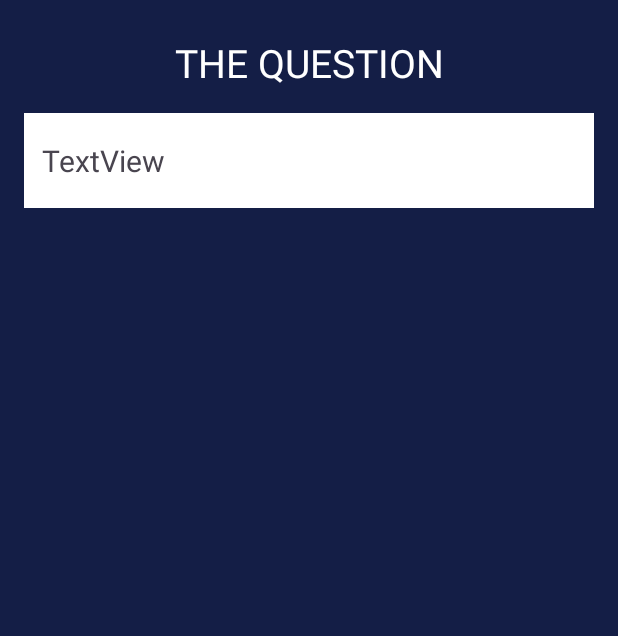
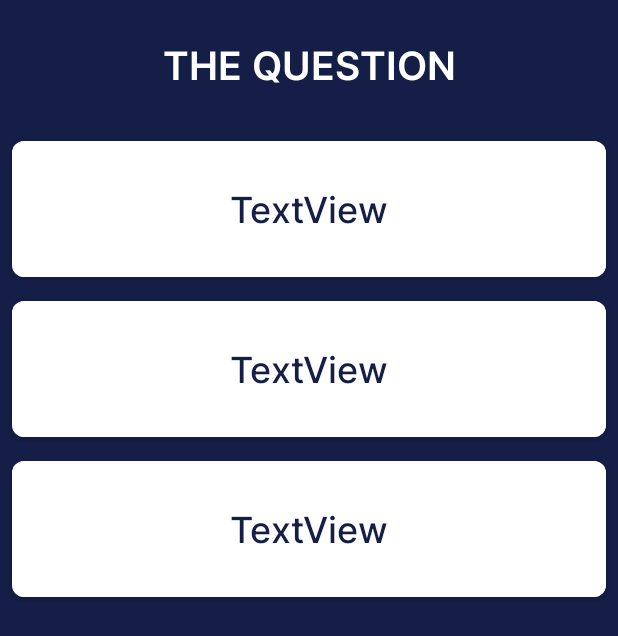
Before and after one commit to TristanHill/Semesterproject_1_Unify, an Android app: the layout fragment_survey.xml on its own in the app's theme, with its tools: preview values and no code run, on a phone screen of 412 x 824 dp. Shown: the top 636 px of the screen. Run offline under Robolectric (Android 15) with nearby library versions, the phone set to English and light mode, and no system bars.

Commit message:
Design changes survey and status

```diff
--- a/Android/app/src/main/java/at/fhooe/sail/project/semesterproject1/OptionsAdapter.kt
+++ b/Android/app/src/main/java/at/fhooe/sail/project/semesterproject1/OptionsAdapter.kt
@@ -5,7 +5,6 @@ import android.view.LayoutInflater
 import android.view.View
 import android.view.ViewGroup
 import android.widget.TextView
-import android.widget.Toast
 import androidx.recyclerview.widget.RecyclerView
 import at.fhooe.sail.project.semesterproject1.Option
 import at.fhooe.sail.project.semesterproject1.R
--- a/Android/app/src/main/res/layout/fragment_question.xml
+++ b/Android/app/src/main/res/layout/fragment_question.xml
@@ -48,9 +48,10 @@
             android:id="@+id/fragment_question_description"
             android:layout_width="0dp"
             android:layout_height="66dp"
-            android:fontFamily="sans-serif-medium"
-            android:text="@string/text_status_description"
+            android:fontFamily="@font/inter_bold"
+            android:text="@string/text_question_description"
             android:textColor="@color/white"
+            android:textSize="16sp"
             app:layout_constraintBottom_toTopOf="@+id/fragment_question_text_input"
             app:layout_constraintEnd_toEndOf="@+id/fragment_question_text_input"
             app:layout_constraintHorizontal_bias="0.0"
--- a/Android/app/src/main/res/layout/fragment_survey.xml
+++ b/Android/app/src/main/res/layout/fragment_survey.xml
@@ -14,9 +14,12 @@
         android:layout_width="wrap_content"
         android:layout_height="wrap_content"
         android:layout_marginTop="24dp"
+        android:layout_marginBottom="24dp"
+        android:fontFamily="@font/inter_semi_bold"
         android:text="THE QUESTION"
         android:textColor="@color/white"
         android:textSize="26dp"
+        app:layout_constraintBottom_toTopOf="@+id/fragment_survey_recycler_view"
         app:layout_constraintEnd_toEndOf="parent"
         app:layout_constraintStart_toStartOf="parent"
         app:layout_constraintTop_toTopOf="parent" />
--- a/Android/app/src/main/res/layout/fragment_survey_option.xml
+++ b/Android/app/src/main/res/layout/fragment_survey_option.xml
@@ -1,27 +1,33 @@
 <?xml version="1.0" encoding="utf-8"?>
-<androidx.constraintlayout.widget.ConstraintLayout xmlns:android="http://schemas.android.com/apk/res/android"
+<androidx.cardview.widget.CardView xmlns:android="http://schemas.android.com/apk/res/android"
     xmlns:app="http://schemas.android.com/apk/res-auto"
     xmlns:tools="http://schemas.android.com/tools"
     android:layout_width="match_parent"
-    android:layout_height="match_parent">
+    android:layout_height="wrap_content"
+    android:layout_margin="8dp"
+    android:elevation="4dp"
+    app:cardCornerRadius="8dp">
+
+    <androidx.constraintlayout.widget.ConstraintLayout
+        android:layout_width="match_parent"
+        android:layout_height="wrap_content"
+        android:background="@color/survey_option_background_default"
+        android:padding="16dp">
 
         <TextView
             android:id="@+id/fragment_survey_option_tv"
             android:layout_width="0dp"
             android:layout_height="wrap_content"
             android:layout_marginHorizontal="8dp"
-        android:layout_marginStart="16dp"
-        android:layout_marginTop="16dp"
-        android:layout_marginEnd="16dp"
-        android:background="@color/white"
-        android:backgroundTint="@color/white"
-        android:paddingLeft="12dp"
-        android:paddingTop="18dp"
-        android:paddingRight="12dp"
-        android:paddingBottom="18dp"
+            android:fontFamily="@font/inter_medium"
+            android:padding="12dp"
             android:text="TextView"
-        android:textSize="20dp"
+            android:textAlignment="center"
+            android:textColor="@color/background_darkblue"
+            android:textSize="24sp"
             app:layout_constraintEnd_toEndOf="parent"
             app:layout_constraintStart_toStartOf="parent"
             app:layout_constraintTop_toTopOf="parent" />
     </androidx.constraintlayout.widget.ConstraintLayout>
+
+</androidx.cardview.widget.CardView>
--- a/Android/app/src/main/res/values/colors.xml
+++ b/Android/app/src/main/res/values/colors.xml
@@ -14,4 +14,6 @@
     <color name="bottom_nav_color_active_question">@color/green</color>
     <color name="bottom_nav_color_active_survey">@color/orange</color>
     <color name="bottom_nav_color_inactive">@color/fontBlue</color>
+    <color name="survey_option_background_default">#FFFFFF</color>
+    <color name="survey_option_background_selected">#19adf7</color>
 </resources>
```
Also changed, not shown: Android/app/src/main/java/at/fhooe/sail/project/semesterproject1/MainActivity.kt (+1 -22 lines), Android/app/src/main/res/layout/fragment_status.xml (+12 -5 lines). Lines whose indentation alone changed are shown as unchanged.
